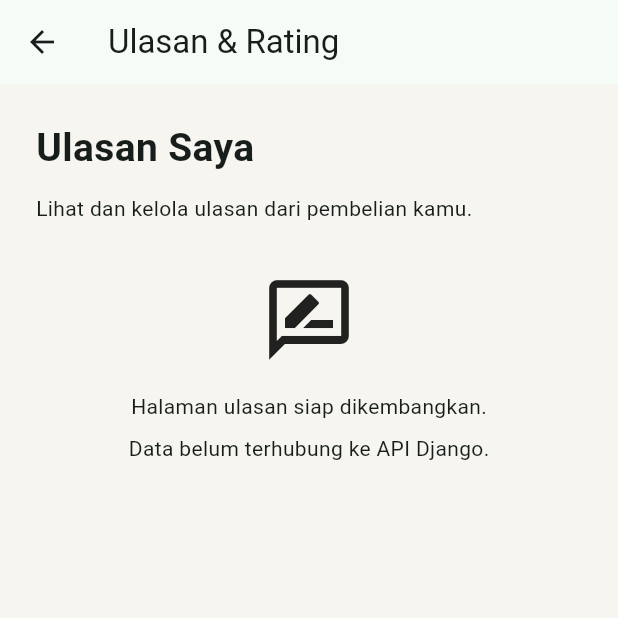
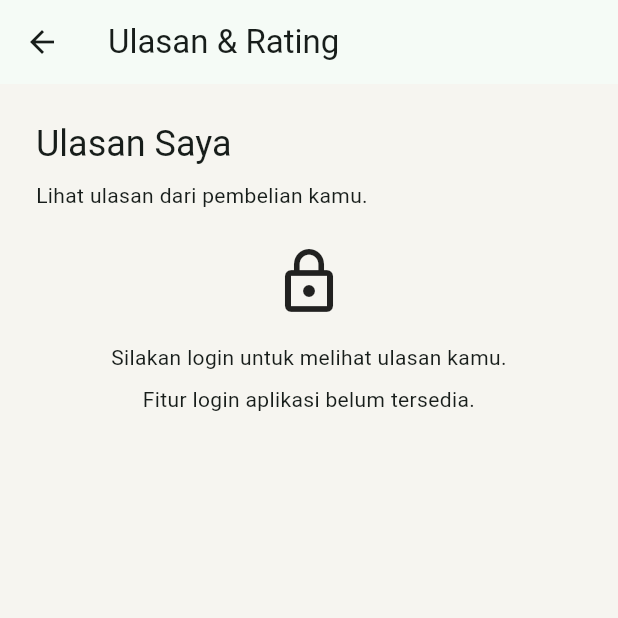
Before and after one commit to F09-PBP-26/wearback-mobile, a Flutter app: the screen it shows after launch, after a tap on "Ulasan & Rating", on a phone screen of 412 x 824 dp, the top half of it. Run offline on Flutter 3.47's test engine with Material 3 defaults, Android fonts, the phone set to English and light mode, and no system bars.

Commit message:
feat: siapkan pembacaan API dan tampilan daftar ulasan

```diff
--- /dev/null
+++ b/lib/models/review.dart
@@ -0,0 +1,49 @@
+class Review {
+  final int id;
+  final String productName;
+  final int rating;
+  final String comment;
+  final List<String> tags;
+
+  const Review({
+    required this.id,
+    required this.productName,
+    required this.rating,
+    required this.comment,
+    required this.tags,
+  });
+
+  factory Review.fromJson(Map<String, dynamic> json) {
+    final rating = json['rating'] as int;
+    if (rating < 1 || rating > 5) {
+      throw const FormatException('Rating tidak valid');
+    }
+    return Review(
+      id: json['id'] as int,
+      productName: json['product_name'] as String,
+      rating: rating,
+      comment: json['comment'] as String,
+      tags: List<String>.from(json['tags'] as List),
+    );
+  }
+}
+
+class ReviewPage {
+  final int count;
+  final bool hasNext;
+  final List<Review> reviews;
+
+  const ReviewPage({
+    required this.count,
+    required this.hasNext,
+    required this.reviews,
+  });
+
+  factory ReviewPage.fromJson(Map<String, dynamic> json) => ReviewPage(
+    count: json['count'] as int,
+    hasNext: json['next'] != null,
+    reviews: (json['results'] as List)
+        .map((item) => Review.fromJson(Map<String, dynamic>.from(item as Map)))
+        .toList(),
+  );
+}
--- a/lib/screens/reviews/review_list_page.dart
+++ b/lib/screens/reviews/review_list_page.dart
@@ -1,43 +1,185 @@
 import 'package:flutter/material.dart';
 
-class ReviewListPage extends StatelessWidget {
-  const ReviewListPage({super.key});
+import '../../models/review.dart';
+import '../../services/review_service.dart';
+
+class ReviewListPage extends StatefulWidget {
+  // Diisi saat modul login bersama dan alamat API sudah diintegrasikan.
+  final ReviewService? service;
+  const ReviewListPage({super.key, this.service});
+
+  @override
+  State<ReviewListPage> createState() => _ReviewListPageState();
+}
+
+class _ReviewListPageState extends State<ReviewListPage> {
+  ReviewPage? _data;
+  String? _error;
+  bool _loading = false;
+  int _page = 1;
+  int _request = 0;
+
+  @override
+  void initState() {
+    super.initState();
+    _load(1);
+  }
+
+  @override
+  void didUpdateWidget(covariant ReviewListPage oldWidget) {
+    super.didUpdateWidget(oldWidget);
+    if (oldWidget.service != widget.service) {
+      _data = null;
+      _load(1);
+    }
+  }
+
+  Future<void> _load(int page) async {
+    final request = ++_request;
+    final service = widget.service;
+    if (service == null) {
+      setState(() {
+        _data = null;
+        _error = null;
+        _loading = false;
+      });
+      return;
+    }
+    setState(() {
+      _loading = true;
+      _error = null;
+    });
+    try {
+      final data = await service.fetchPage(page);
+      if (!mounted || request != _request) return;
+      setState(() {
+        _data = data;
+        _page = page;
+        _loading = false;
+      });
+    } on ReviewFailure catch (error) {
+      if (!mounted || request != _request) return;
+      setState(() {
+        _data = null;
+        _error = error.message;
+        _loading = false;
+      });
+    }
+  }
 
   @override
   Widget build(BuildContext context) {
     return Scaffold(
-      appBar: AppBar(
-        title: const Text('Ulasan & Rating'),
-      ),
-      body: const Padding(
-        padding: EdgeInsets.all(24),
-        child: Column(
-          crossAxisAlignment: CrossAxisAlignment.start,
+      appBar: AppBar(title: const Text('Ulasan & Rating')),
+      body: RefreshIndicator(
+        onRefresh: () => _load(1),
+        child: ListView(
+          physics: const AlwaysScrollableScrollPhysics(),
+          padding: const EdgeInsets.all(24),
           children: [
             Text(
               'Ulasan Saya',
-              style: TextStyle(
-                fontSize: 26,
-                fontWeight: FontWeight.bold,
+              style: Theme.of(context).textTheme.headlineSmall,
+            ),
+            const SizedBox(height: 8),
+            const Text('Lihat ulasan dari pembelian kamu.'),
+            const SizedBox(height: 24),
+            if (widget.service == null) ...[
+              const Icon(Icons.lock_outline, size: 48),
+              const SizedBox(height: 16),
+              const Text(
+                'Silakan login untuk melihat ulasan kamu.',
+                textAlign: TextAlign.center,
               ),
-            ),
-            SizedBox(height: 12),
-            Text('Lihat dan kelola ulasan dari pembelian kamu.'),
-            SizedBox(height: 32),
-            Center(
-              child: Column(
+              const SizedBox(height: 8),
+              const Text(
+                'Fitur login aplikasi belum tersedia.',
+                textAlign: TextAlign.center,
+              ),
+            ] else if (_loading)
+              const Center(child: CircularProgressIndicator())
+            else if (_error != null) ...[
+              Text(_error!, textAlign: TextAlign.center),
+              const SizedBox(height: 12),
+              Center(
+                child: OutlinedButton(
+                  onPressed: () => _load(_page),
+                  child: const Text('Coba lagi'),
+                ),
+              ),
+            ] else if (_data != null) ...[
+              Text('${_data!.count} ulasan'),
+              const SizedBox(height: 12),
+              if (_data!.reviews.isEmpty)
+                const Text(
+                  'Belum ada ulasan. Kamu dapat mengulas setelah transaksi selesai.',
+                ),
+              for (final review in _data!.reviews) _reviewCard(review),
+              const SizedBox(height: 16),
+              Wrap(
+                spacing: 12,
+                runSpacing: 8,
+                crossAxisAlignment: WrapCrossAlignment.center,
                 children: [
-                  Icon(Icons.rate_review_outlined, size: 64),
-                  SizedBox(height: 16),
-                  Text('Halaman ulasan siap dikembangkan.'),
-                  SizedBox(height: 8),
-                  Text('Data belum terhubung ke API Django.'),
+                  OutlinedButton(
+                    onPressed: _page > 1 ? () => _load(_page - 1) : null,
+                    child: const Text('Sebelumnya'),
+                  ),
+                  Text('Halaman $_page'),
+                  OutlinedButton(
+                    onPressed: _data!.hasNext ? () => _load(_page + 1) : null,
+                    child: const Text('Berikutnya'),
+                  ),
                 ],
               ),
-            ),
+            ],
           ],
         ),
       ),
     );
   }
+
+  Widget _reviewCard(Review review) => Card(
+    margin: const EdgeInsets.only(bottom: 12),
+    child: Padding(
+      padding: const EdgeInsets.all(16),
+      child: Column(
+        crossAxisAlignment: CrossAxisAlignment.start,
+        children: [
+          Text(
+            review.productName,
+            style: Theme.of(context).textTheme.titleMedium,
+          ),
+          const SizedBox(height: 8),
+          Semantics(
+            label: '${review.rating} dari 5 bintang',
+            child: ExcludeSemantics(
+              child: Row(
+                children: List.generate(
+                  5,
+                  (index) => Icon(
+                    index < review.rating ? Icons.star : Icons.star_border,
+                    color: const Color(0xFF916200),
+                    size: 22,
+                  ),
+                ),
+              ),
+            ),
+          ),
+          if (review.comment.isNotEmpty) ...[
+            const SizedBox(height: 12),
+            Text(review.comment),
+          ],
+          if (review.tags.isNotEmpty) ...[
+            const SizedBox(height: 12),
+            Wrap(
+              spacing: 8,
+              runSpacing: 4,
+              children: [for (final tag in review.tags) Chip(label: Text(tag))],
+            ),
+          ],
+        ],
+      ),
+    ),
+  );
 }
--- /dev/null
+++ b/lib/services/review_service.dart
@@ -0,0 +1,55 @@
+import 'dart:async';
+import 'dart:convert';
+
+import '../models/review.dart';
+
+// Modul autentikasi memasok fungsi GET yang membawa sesi pengguna bersama.
+// Fungsi tersebut harus meminta JSON, bukan halaman HTML.
+typedef ReviewGet = Future<ReviewResponse> Function(Uri uri);
+
+class ReviewResponse {
+  final int statusCode;
+  final String body;
+  const ReviewResponse(this.statusCode, this.body);
+}
+
+class ReviewFailure implements Exception {
+  final String message;
+  const ReviewFailure(this.message);
+}
+
+class ReviewService {
+  final Uri listEndpoint;
+  final ReviewGet get;
+
+  const ReviewService({required this.listEndpoint, required this.get});
+
+  Future<ReviewPage> fetchPage(int page) async {
+    if (page < 1) throw ArgumentError.value(page, 'page');
+    final uri = listEndpoint.replace(
+      queryParameters: {...listEndpoint.queryParameters, 'page': '$page'},
+    );
+    try {
+      final response = await get(uri).timeout(const Duration(seconds: 15));
+      if (response.statusCode == 401 || response.statusCode == 403) {
+        throw const ReviewFailure('Silakan login untuk melihat ulasan kamu.');
+      }
+      if (response.statusCode != 200) {
+        throw const ReviewFailure('Ulasan belum dapat dimuat. Coba lagi.');
+      }
+      return ReviewPage.fromJson(
+        jsonDecode(response.body) as Map<String, dynamic>,
+      );
+    } on ReviewFailure {
+      rethrow;
+    } on TimeoutException {
+      throw const ReviewFailure('Koneksi terlalu lama. Silakan coba lagi.');
+    } on FormatException {
+      throw const ReviewFailure('Format data ulasan tidak sesuai.');
+    } on TypeError {
+      throw const ReviewFailure('Format data ulasan tidak sesuai.');
+    } catch (_) {
+      throw const ReviewFailure('Tidak dapat terhubung. Periksa koneksi kamu.');
+    }
+  }
+}
```
Also changed, not shown: 2 other files.
